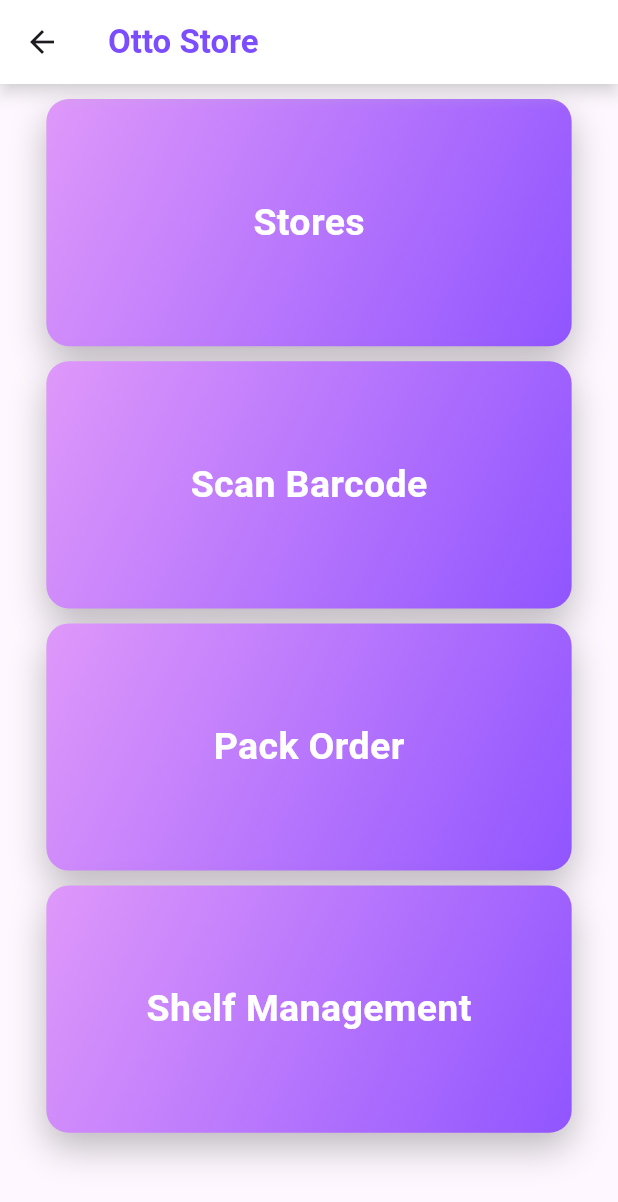
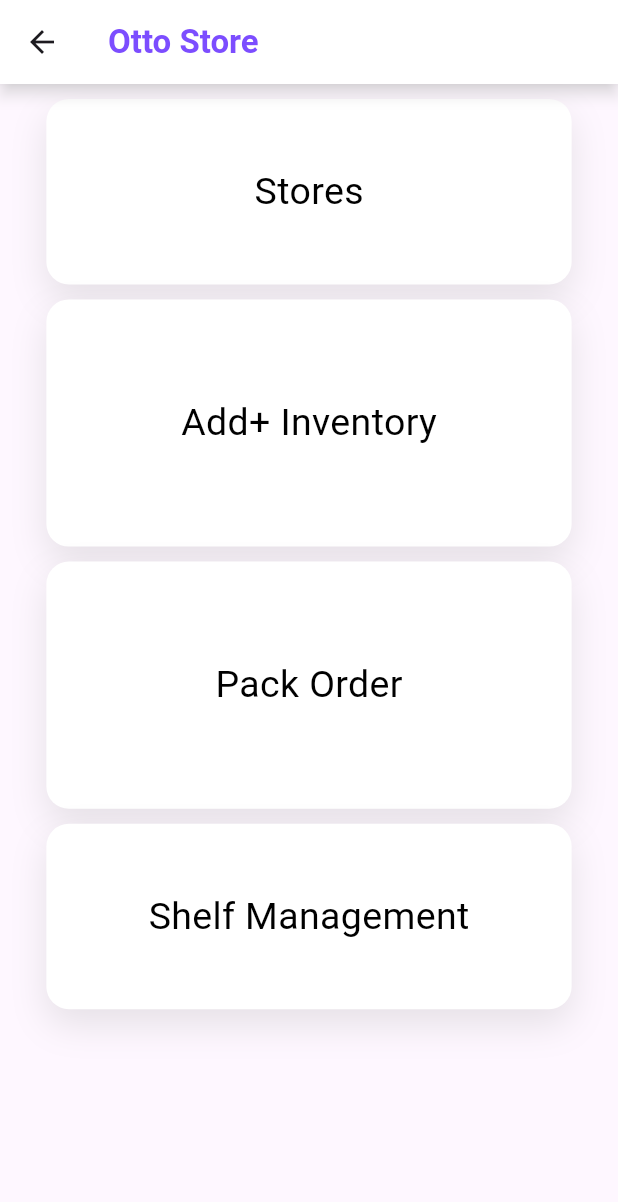
Before and after one commit to girithc/otto-mart, a Flutter app: the MyHomePage screen opened directly, on a phone screen of 412 x 824 dp. Shown: the top 1202 px of the screen. Run offline on Flutter 3.47's test engine with Material 3 defaults, Android fonts, the phone set to English and light mode, and no system bars; our stand-ins replace carousel_slider, connectivity_plus, flutter_secure_storage, google_fonts, googleapis_auth, image_picker and 1 more; missing offline and left inert: flutter_barcode_scanner, gcloud; accounts and stored records are empty.

Commit message:
ui changes

```diff
--- a/lib/main.dart
+++ b/lib/main.dart
@@ -262,21 +262,14 @@ class _InventoryManagementState extends State<InventoryManagement> {
             },
             child: Center(
               child: Container(
-                height: MediaQuery.of(context).size.height * 0.2,
+                height: MediaQuery.of(context).size.height * 0.15,
                 width: MediaQuery.of(context).size.width * 0.85,
                 decoration: BoxDecoration(
                   borderRadius: BorderRadius.circular(15), // Rounded borders
-                  gradient: const LinearGradient(
-                    begin: Alignment.topLeft,
-                    end: Alignment.bottomRight,
-                    colors: [
-                      Color(0xFFDF98FA), // Light purple
-                      Color(0xFF9055FF), // Darker purple
-                    ],
-                  ),
+                  color: Colors.white,
                   boxShadow: [
                     BoxShadow(
-                      color: Colors.black.withOpacity(0.25), // Shadow color
+                      color: Colors.grey.withOpacity(0.25), // Shadow color
                       spreadRadius: 0,
                       blurRadius: 20, // Increased shadow blur
                       offset: const Offset(0, 10), // Increased vertical offset
@@ -288,8 +281,8 @@ class _InventoryManagementState extends State<InventoryManagement> {
                     'Stores',
                     style: TextStyle(
                         fontSize: 25,
-                        color: Colors.white,
-                        fontWeight: FontWeight.bold),
+                        color: Colors.black,
+                        fontWeight: FontWeight.normal),
                   ),
                 ),
               ),
@@ -303,17 +296,10 @@ class _InventoryManagementState extends State<InventoryManagement> {
               width: MediaQuery.of(context).size.width * 0.85,
               decoration: BoxDecoration(
                 borderRadius: BorderRadius.circular(15), // Rounded borders
-                gradient: const LinearGradient(
-                  begin: Alignment.topLeft,
-                  end: Alignment.bottomRight,
-                  colors: [
-                    Color(0xFFDF98FA), // Light purple
-                    Color(0xFF9055FF), // Darker purple
-                  ],
-                ),
+                color: Colors.white,
                 boxShadow: [
                   BoxShadow(
-                    color: Colors.black.withOpacity(0.25), // Shadow color
+                    color: Colors.grey.withOpacity(0.25), // Shadow color
                     spreadRadius: 0,
                     blurRadius: 20, // Increased shadow blur
                     offset: const Offset(0, 10), // Increased vertical offset
@@ -322,11 +308,11 @@ class _InventoryManagementState extends State<InventoryManagement> {
               ),
               child: const Center(
                 child: Text(
-                  'Scan Barcode',
+                  'Add+ Inventory',
                   style: TextStyle(
                       fontSize: 25,
-                      color: Colors.white,
-                      fontWeight: FontWeight.bold),
+                      color: Colors.black,
+                      fontWeight: FontWeight.normal),
                 ),
               ),
             ),
@@ -355,11 +341,14 @@ class _InventoryManagementState extends State<InventoryManagement> {
                       content: Center(
                         child: Text(
                           'No order to pack',
-                          style: TextStyle(fontSize: 18),
+                          style: TextStyle(
+                              fontSize: 18,
+                              color: Colors.black,
+                              fontWeight: FontWeight.bold),
                         ),
                       ),
                       duration: Duration(seconds: 2),
-                      backgroundColor: Colors.deepPurpleAccent,
+                      backgroundColor: Color.fromARGB(255, 255, 188, 188),
                     ),
                   );
                 }
@@ -370,17 +359,10 @@ class _InventoryManagementState extends State<InventoryManagement> {
               width: MediaQuery.of(context).size.width * 0.85,
               decoration: BoxDecoration(
                 borderRadius: BorderRadius.circular(15), // Rounded borders
-                gradient: const LinearGradient(
-                  begin: Alignment.topLeft,
-                  end: Alignment.bottomRight,
-                  colors: [
-                    Color(0xFFDF98FA), // Light purple
-                    Color(0xFF9055FF), // Darker purple
-                  ],
-                ),
+                color: Colors.white,
                 boxShadow: [
                   BoxShadow(
-                    color: Colors.black.withOpacity(0.25), // Shadow color
+                    color: Colors.grey.withOpacity(0.25), // Shadow color
                     spreadRadius: 0,
                     blurRadius: 20, // Increased shadow blur
                     offset: const Offset(0, 10), // Increased vertical offset
@@ -392,8 +374,8 @@ class _InventoryManagementState extends State<InventoryManagement> {
                   'Pack Order',
                   style: TextStyle(
                       fontSize: 25,
-                      color: Colors.white,
-                      fontWeight: FontWeight.bold),
+                      color: Colors.black,
+                      fontWeight: FontWeight.normal),
                 ),
               ),
             ),
@@ -407,21 +389,14 @@ class _InventoryManagementState extends State<InventoryManagement> {
               );
             },
             child: Container(
-              height: MediaQuery.of(context).size.height * 0.2,
+              height: MediaQuery.of(context).size.height * 0.15,
               width: MediaQuery.of(context).size.width * 0.85,
               decoration: BoxDecoration(
                 borderRadius: BorderRadius.circular(15), // Rounded borders
-                gradient: const LinearGradient(
-                  begin: Alignment.topLeft,
-                  end: Alignment.bottomRight,
-                  colors: [
-                    Color(0xFFDF98FA), // Light purple
-                    Color(0xFF9055FF), // Darker purple
-                  ],
-                ),
+                color: Colors.white,
                 boxShadow: [
                   BoxShadow(
-                    color: Colors.black.withOpacity(0.25), // Shadow color
+                    color: Colors.grey.withOpacity(0.25), // Shadow color
                     spreadRadius: 0,
                     blurRadius: 20, // Increased shadow blur
                     offset: const Offset(0, 10), // Increased vertical offset
@@ -433,8 +408,8 @@ class _InventoryManagementState extends State<InventoryManagement> {
                   'Shelf Management',
                   style: TextStyle(
                       fontSize: 25,
-                      color: Colors.white,
-                      fontWeight: FontWeight.bold),
+                      color: Colors.black,
+                      fontWeight: FontWeight.normal),
                 ),
               ),
             ),
@@ -465,7 +440,7 @@ class ProductCard extends StatelessWidget {
         ),
         boxShadow: [
           BoxShadow(
-            color: Colors.black.withOpacity(0.25), // Shadow color
+            color: Colors.grey.withOpacity(0.25), // Shadow color
             spreadRadius: 0,
             blurRadius: 20, // Increased shadow blur
             offset: const Offset(0, 10), // Increased vertical offset
```
Also changed, not shown: lib/pack/checklist.dart (+28 -0 lines), 1 other file.
